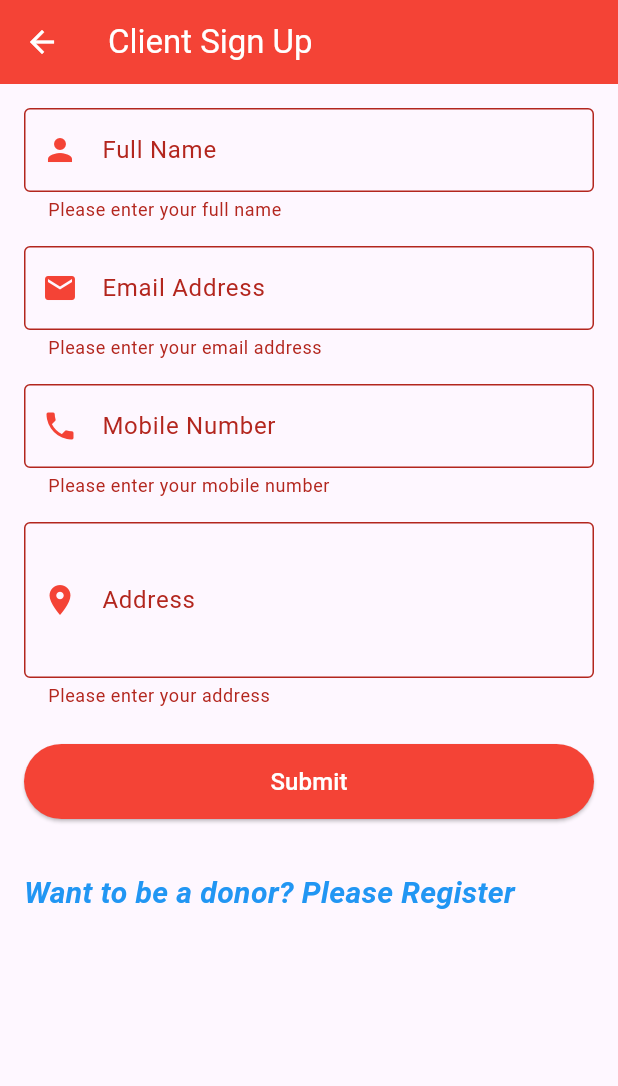
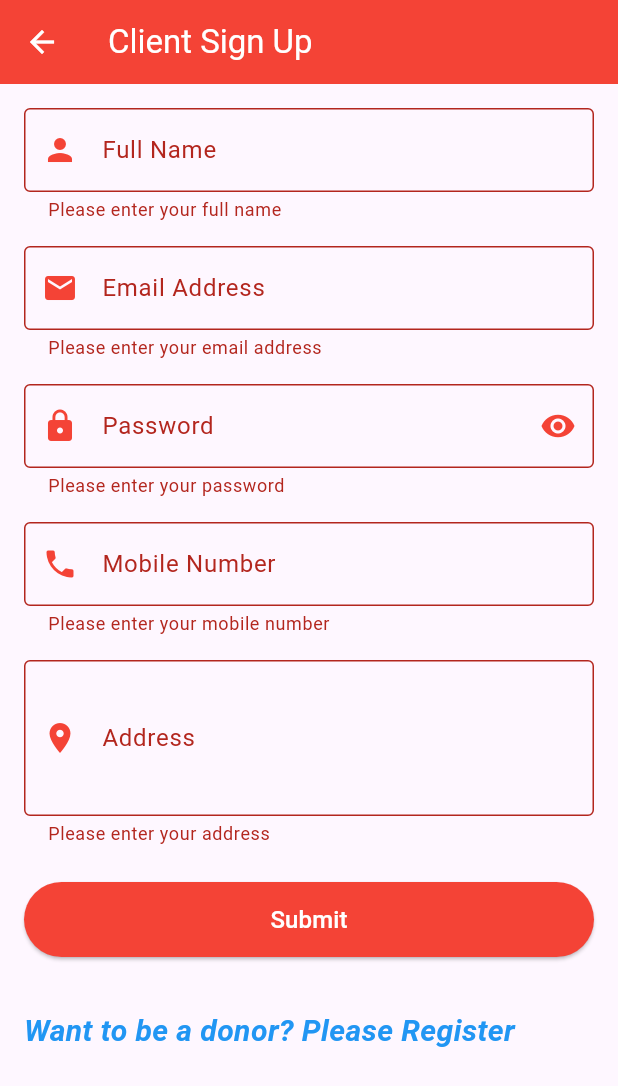
Before and after one commit to saifthpb/blood_sea, a Flutter app: the clientSignUp screen opened directly, after a tap on "Submit", on a phone screen of 412 x 824 dp. Shown: the top 1086 px of the screen. Run offline on Flutter 3.47's test engine with Material 3 defaults, Android fonts, the phone set to English and light mode, and no system bars; our stand-ins replace cloud_firestore, firebase_auth, firebase_core, image_picker, shared_preferences; accounts and stored records are empty.

Commit message:
client signup data stored completed

```diff
--- a/lib/clientSignUp.dart
+++ b/lib/clientSignUp.dart
@@ -1,9 +1,69 @@
 import 'package:blood_sea/fragments/donorsAreaFragment.dart';
 import 'package:blood_sea/donorRegistration.dart';
+import 'package:blood_sea/fragments/homeFragment.dart';
+import 'package:cloud_firestore/cloud_firestore.dart';
+import 'package:firebase_auth/firebase_auth.dart';
 import 'package:flutter/material.dart';
 
 class clientSignUp extends StatelessWidget {
   final _formKey = GlobalKey<FormState>();
+
+  // Controllers to retrieve user input
+  final TextEditingController _nameController = TextEditingController();
+  final TextEditingController _emailController = TextEditingController();
+  final TextEditingController _passwordController = TextEditingController();
+  final TextEditingController _phoneController = TextEditingController();
+  final TextEditingController _addressController = TextEditingController();
+
+  // Function to handle sign-up
+  Future<void> _handleSignUp(BuildContext context) async{
+    if(_formKey.currentState!.validate()){
+      try{
+        // Create Firebase Authentication user
+        UserCredential userCredential = await FirebaseAuth.instance
+            .createUserWithEmailAndPassword(
+            email: _emailController.text.trim(),
+            password: _passwordController.text.trim(),
+        );
+
+        // Store additional user details in Firestore
+        await FirebaseFirestore.instance
+        .collection('clients')
+        .doc(userCredential.user! .uid)
+        .set({
+          'name' : _nameController.text.trim(),
+          'email' : _emailController.text.trim(),
+          // 'password' : _passwordController.text,
+          'phone' : _phoneController.text.trim(),
+          'address' : _addressController.text.trim(),
+          'created_at' : Timestamp.now(),
+        });
+        // Success feedback
+        ScaffoldMessenger.of(context).showSnackBar(
+          SnackBar(content: Text("Succesfully Signed Up")),
+        );
+
+        _formKey.currentState!.reset();
+        _nameController.clear();
+        _emailController.clear();
+        _passwordController.clear();
+        _phoneController.clear();
+        _addressController.clear();
+
+        // Optionally navigate to another page
+        Navigator.push(
+          context,
+          MaterialPageRoute(builder: (context) => homeFragment()),
+        );
+
+      } catch(e){
+        ScaffoldMessenger.of(context).showSnackBar(
+          SnackBar(content: Text("Something went wrong, please try again: $e")),
+        );
+      }
+    }
+
+  }
 
   @override
   Widget build(BuildContext context) {
@@ -22,6 +82,7 @@ class clientSignUp extends StatelessWidget {
             children: [
               // Full Name Input
               TextFormField(
+                controller: _nameController,
                 decoration: InputDecoration(
                   labelText: "Full Name",
                   border: OutlineInputBorder(),
@@ -38,6 +99,7 @@ class clientSignUp extends StatelessWidget {
 
               // Email Address Input
               TextFormField(
+                controller: _emailController,
                 decoration: InputDecoration(
                   labelText: "Email Address",
                   border: OutlineInputBorder(),
@@ -56,8 +118,39 @@ class clientSignUp extends StatelessWidget {
               ),
               SizedBox(height: 16),
 
+              // Password Input
+              TextFormField(
+                controller: _passwordController,
+                decoration: InputDecoration(
+                  labelText: "Password",
+                  border: OutlineInputBorder(),
+                  prefixIcon: Icon(Icons.lock, color: Colors.red),
+                  suffixIcon: IconButton(
+                    icon: Icon(
+                      Icons.visibility,
+                      color: Colors.red,
+                    ),
+                    onPressed: () {
+                      // Add logic to toggle visibility if needed
+                    },
+                  ),
+                ),
+                obscureText: true, // Hides the password as user types
+                validator: (value) {
+                  if (value == null || value.isEmpty) {
+                    return 'Please enter your password';
+                  }
+                  if (value.length < 6) {
+                    return 'Password must be at least 6 characters long';
+                  }
+                  return null;
+                },
+              ),
+              SizedBox(height: 16),
+
               // Mobile Number Input
               TextFormField(
+                controller: _phoneController,
                 decoration: InputDecoration(
                   labelText: "Mobile Number",
                   border: OutlineInputBorder(),
@@ -78,6 +171,7 @@ class clientSignUp extends StatelessWidget {
 
               // Address Input
               TextFormField(
+                controller: _addressController,
                 decoration: InputDecoration(
                   labelText: "Address",
                   border: OutlineInputBorder(),
@@ -95,13 +189,14 @@ class clientSignUp extends StatelessWidget {
 
               // Submit Button
               ElevatedButton(
-                onPressed: () {
-                  if (_formKey.currentState!.validate()) {
-                    ScaffoldMessenger.of(context).showSnackBar(
-                      SnackBar(content: Text('Form Submitted Successfully!')),
-                    );
-                  }
-                },
+                onPressed:  () => _handleSignUp(context),
+                //{
+                  // if (_formKey.currentState!.validate()) {
+                  //   ScaffoldMessenger.of(context).showSnackBar(
+                  //     SnackBar(content: Text('Form Submitted Successfully!')),
+                  //   );
+                  // }
+                //},
                 child: Text("Submit",
                 style: TextStyle(
                   fontSize: 16,
```
